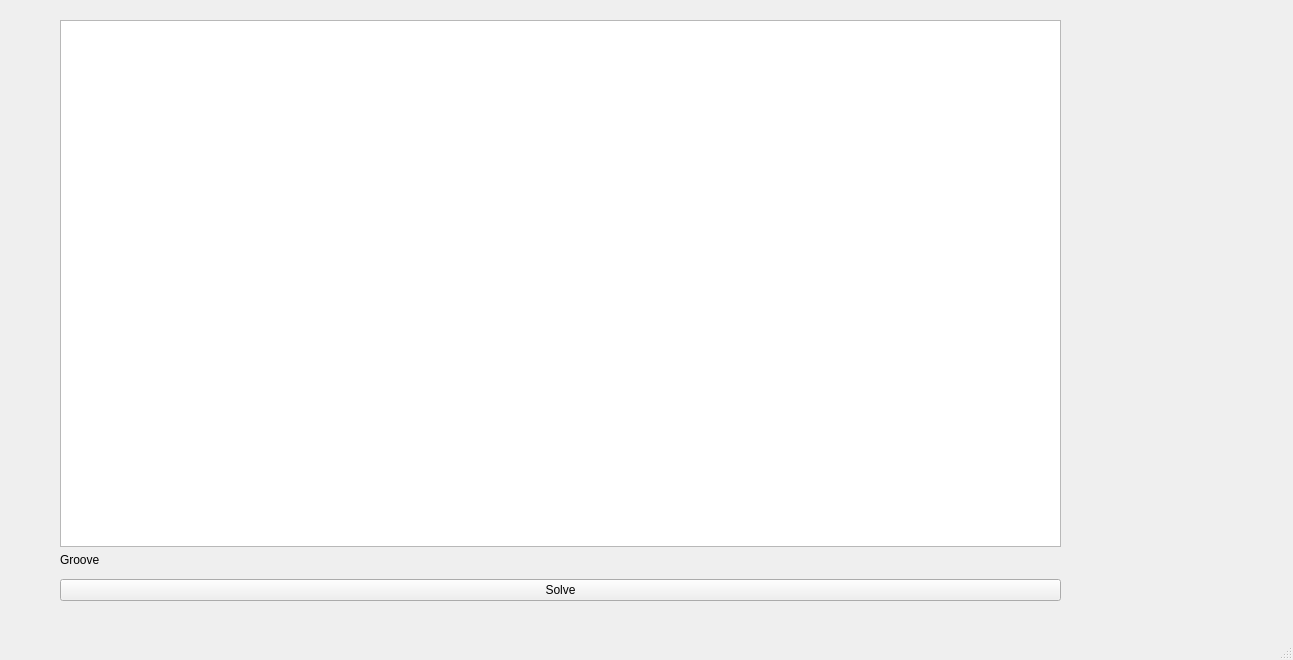
Before: the Qt Designer form pyroll/gui/mainwindow.ui in pyroll-project/pyroll-gui, drawn with Qt 5.
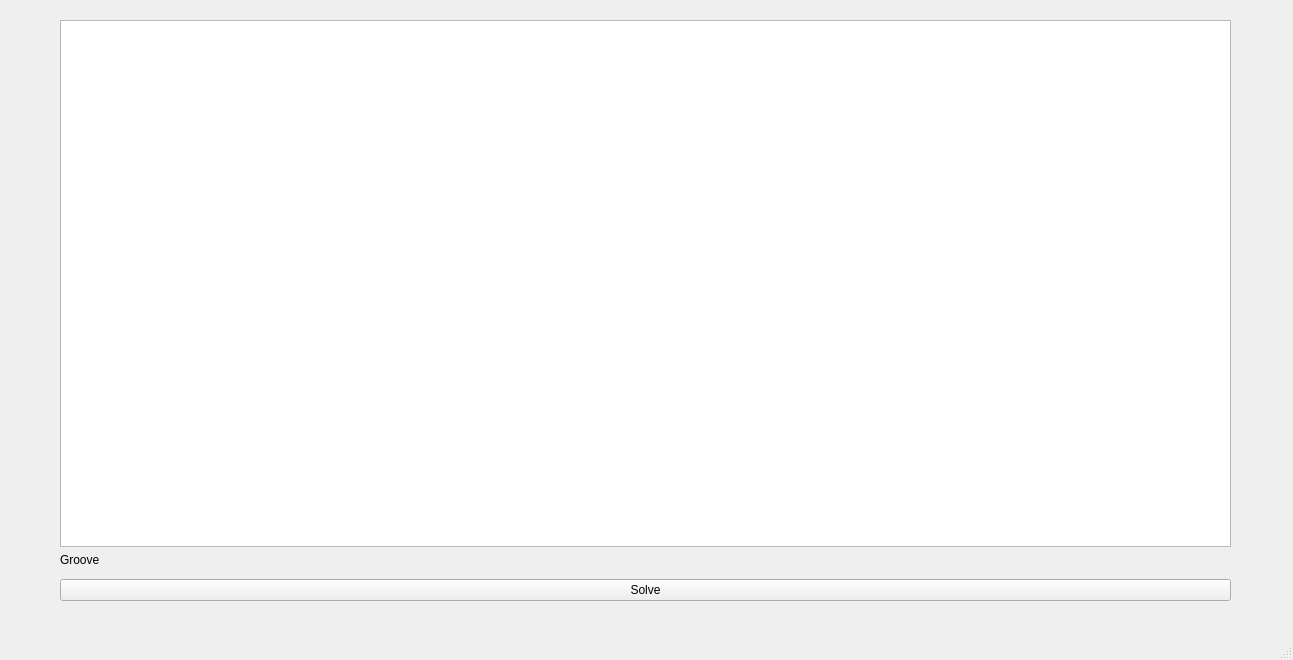
After: the same form once the commit is applied.

```diff
--- a/pyroll/gui/mainwindow.ui
+++ b/pyroll/gui/mainwindow.ui
@@ -19,7 +19,7 @@
      <rect>
       <x>60</x>
       <y>20</y>
-      <width>1001</width>
+      <width>1171</width>
       <height>581</height>
      </rect>
     </property>
```
Left out of the diff: 2 changed lines with no effect on the pictures.
